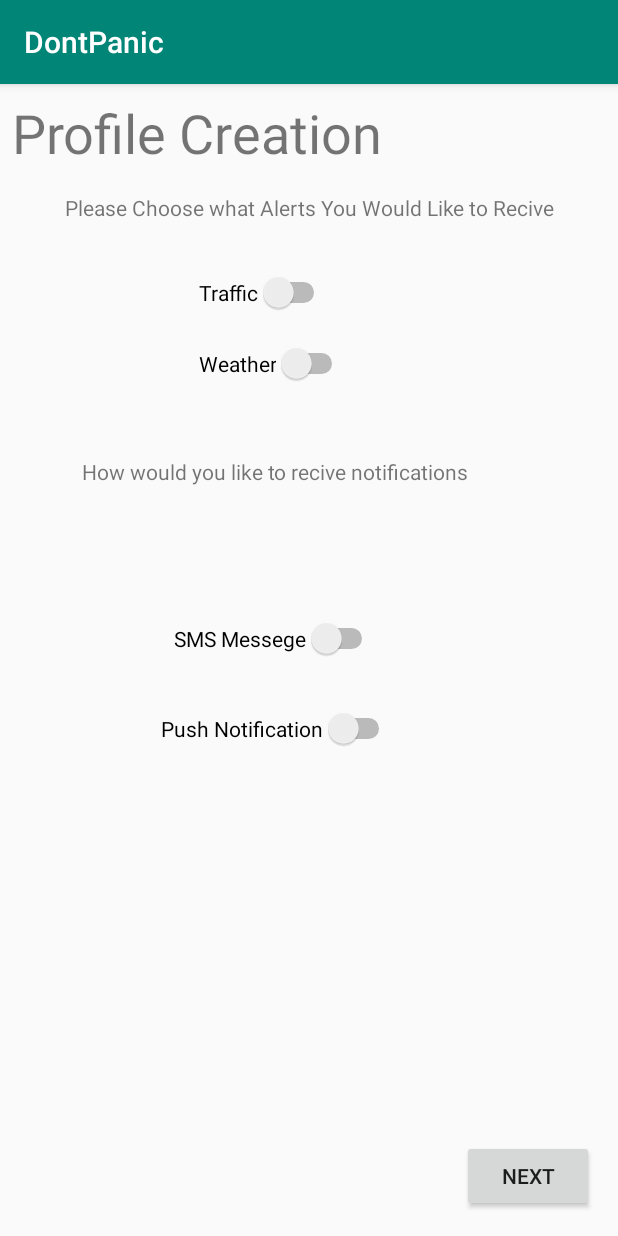
After one commit to ChrisKeefe/DontPanic, an Android app: the createProfile screen opened directly, with no data from a screen before it, on a phone screen of 412 x 824 dp. The commit adds this screen. Run offline under Robolectric (Android 15) with nearby library versions, the phone set to English and light mode, and no system bars.

Commit message:
adds pages to app, adds ability to run method on switch activation. (#27)

```diff
--- /dev/null
+++ b/app/src/main/java/com/safetyfirst/dontpanic/createProfile.kt
@@ -0,0 +1,30 @@
+package com.safetyfirst.dontpanic
+
+import android.content.Intent
+import androidx.appcompat.app.AppCompatActivity
+import android.os.Bundle
+import android.view.View
+import kotlinx.android.synthetic.main.activity_create_profile.*
+
+class createProfile : AppCompatActivity() {
+
+    override fun onCreate(savedInstanceState: Bundle?) {
+        super.onCreate(savedInstanceState)
+        setContentView(R.layout.activity_create_profile)
+    }
+
+
+    fun openNextStepActivity(view: View){
+        val intent = Intent(this, ProfileStep2::class.java)
+        startActivity(intent);
+    }
+
+    // Get input text
+    //val inputText = filledTextField.editText?.text.toString()
+
+    // filledTextField.editText?.doOnTextChanged
+    //{
+    //   inputText, _, _, _ ->
+    // Respond to input text change
+    //}
+}
--- /dev/null
+++ b/app/src/main/res/layout/activity_create_profile.xml
@@ -0,0 +1,127 @@
+<?xml version="1.0" encoding="utf-8"?>
+<androidx.constraintlayout.widget.ConstraintLayout xmlns:android="http://schemas.android.com/apk/res/android"
+    xmlns:app="http://schemas.android.com/apk/res-auto"
+    xmlns:tools="http://schemas.android.com/tools"
+    android:layout_width="match_parent"
+    android:layout_height="match_parent"
+    tools:context=".createProfile">
+
+    <TextView
+        android:id="@+id/Title"
+        android:layout_width="wrap_content"
+        android:layout_height="wrap_content"
+        android:gravity="center_horizontal"
+        android:text="Profile Creation"
+        android:textSize="30sp"
+        android:textStyle="bold"
+        app:layout_constraintBottom_toTopOf="parent"
+        app:layout_constraintHorizontal_bias="0.5"
+        app:layout_constraintLeft_toLeftOf="parent"
+        app:layout_constraintRight_toRightOf="parent"
+        app:layout_constraintTop_toTopOf="@+id/guideline6"
+        app:layout_constraintVertical_bias="0.0" />
+
+
+    <Switch
+        android:id="@+id/switch1"
+        android:layout_width="wrap_content"
+        android:layout_height="wrap_content"
+        android:layout_marginTop="32dp"
+        android:gravity="center_vertical|center_horizontal"
+        android:text="Weather"
+        app:layout_constraintBottom_toTopOf="@+id/textView3"
+        app:layout_constraintEnd_toEndOf="parent"
+        app:layout_constraintHorizontal_bias="0.423"
+        app:layout_constraintStart_toStartOf="parent"
+        app:layout_constraintTop_toBottomOf="@+id/textView4" />
+
+    <Switch
+        android:id="@+id/switch4"
+        android:layout_width="wrap_content"
+        android:layout_height="wrap_content"
+        android:layout_marginBottom="16dp"
+        android:gravity="center_vertical|center_horizontal"
+        android:text="Traffic"
+        app:layout_constraintBottom_toTopOf="@+id/textView3"
+        app:layout_constraintEnd_toEndOf="parent"
+        app:layout_constraintHorizontal_bias="0.409"
+        app:layout_constraintStart_toStartOf="parent"
+        app:layout_constraintTop_toBottomOf="@+id/textView4"
+        app:layout_constraintVertical_bias="0.297" />
+
+    <Button
+        android:id="@+id/button"
+        android:layout_width="wrap_content"
+        android:layout_height="wrap_content"
+        android:layout_marginEnd="16dp"
+        android:layout_marginRight="16dp"
+        android:layout_marginBottom="16dp"
+        android:onClick="openNextStepActivity"
+        android:text="Next"
+        app:layout_constraintBottom_toBottomOf="parent"
+        app:layout_constraintEnd_toEndOf="parent" />
+
+    <TextView
+        android:id="@+id/textView3"
+        android:layout_width="wrap_content"
+        android:layout_height="wrap_content"
+        android:layout_marginTop="100dp"
+        android:text="How would you like to recive notifications"
+        android:textSize="14sp"
+        app:layout_constraintBottom_toTopOf="@+id/switch2"
+        app:layout_constraintEnd_toEndOf="parent"
+        app:layout_constraintHorizontal_bias="0.353"
+        app:layout_constraintStart_toStartOf="parent"
+        app:layout_constraintTop_toTopOf="parent"
+        app:layout_constraintVertical_bias="0.501" />
+
+    <Switch
+        android:id="@+id/switch2"
+        android:layout_width="wrap_content"
+        android:layout_height="wrap_content"
+        android:layout_marginBottom="24dp"
+        android:text="Push Notification"
+        app:layout_constraintBottom_toBottomOf="parent"
+        app:layout_constraintEnd_toEndOf="parent"
+        app:layout_constraintHorizontal_bias="0.42"
+        app:layout_constraintStart_toStartOf="parent"
+        app:layout_constraintTop_toTopOf="parent"
+        app:layout_constraintVertical_bias="0.58000004" />
+
+    <Switch
+        android:id="@+id/switch3"
+        android:layout_width="wrap_content"
+        android:layout_height="wrap_content"
+        android:layout_marginBottom="32dp"
+        android:text="SMS Messege"
+        app:layout_constraintBottom_toBottomOf="parent"
+        app:layout_constraintEnd_toEndOf="parent"
+        app:layout_constraintHorizontal_bias="0.42"
+        app:layout_constraintStart_toStartOf="parent"
+        app:layout_constraintTop_toBottomOf="@+id/textView3"
+        app:layout_constraintVertical_bias="0.19999999" />
+
+    <TextView
+        android:id="@+id/textView4"
+        android:layout_width="wrap_content"
+        android:layout_height="wrap_content"
+        android:layout_marginTop="16dp"
+        android:text="Please Choose what Alerts You Would Like to Recive"
+        app:layout_constraintEnd_toEndOf="parent"
+        app:layout_constraintStart_toStartOf="parent"
+        app:layout_constraintTop_toBottomOf="@+id/textView6" />
+
+    <TextView
+        android:id="@+id/textView6"
+        android:layout_width="wrap_content"
+        android:layout_height="wrap_content"
+        android:layout_marginStart="8dp"
+        android:layout_marginLeft="8dp"
+        android:layout_marginTop="8dp"
+        android:text="Profile Creation"
+        android:textSize="36sp"
+        app:layout_constraintStart_toStartOf="parent"
+        app:layout_constraintTop_toTopOf="parent" />
+
+
+</androidx.constraintlayout.widget.ConstraintLayout>
```
Also changed, not shown: app/src/main/AndroidManifest.xml (+3 -11 lines), app/src/main/java/com/safetyfirst/dontpanic/MainActivity.kt (+13 -21 lines), app/src/main/java/com/safetyfirst/dontpanic/ProfileStep2.kt (added, +19 -0 lines), app/src/main/java/com/safetyfirst/dontpanic/openAboutActivity.kt (added, +19 -0 lines), app/src/main/res/layout/activity_main.xml (+25 -1 lines), app/src/main/res/layout/activity_open_about.xml (added, +42 -0 lines), app/src/main/res/layout/activity_profile_step2.xml (added, +44 -0 lines).
